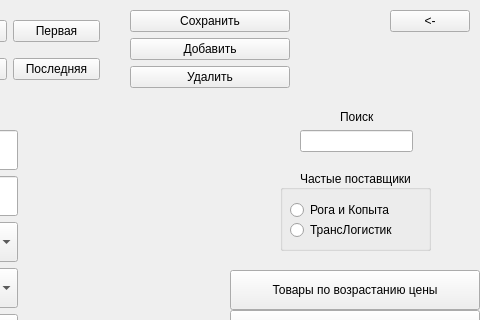
kubiknetrubik/pyqt_db_project_store, file windows/products.ui: the form before one commit; both pictures show x 320 to 800 and y 0 to 320 of the 800 by 600 pixel window.
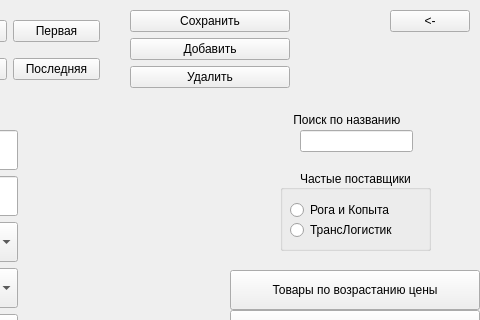
The form after the commit.

```diff
--- a/windows/products.ui
+++ b/windows/products.ui
@@ -258,14 +258,14 @@
    <widget class="QLabel" name="label_7">
     <property name="geometry">
      <rect>
-      <x>660</x>
+      <x>610</x>
       <y>110</y>
-      <width>57</width>
-      <height>14</height>
+      <width>131</width>
+      <height>20</height>
      </rect>
     </property>
     <property name="text">
-     <string>Поиск</string>
+     <string> Поиск по названию</string>
     </property>
    </widget>
    <widget class="QGroupBox" name="gb_shippers">
```
